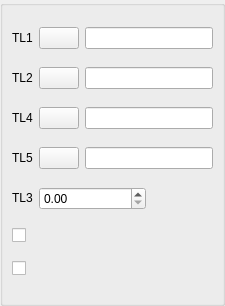
Old version of the form src/HEXABLOCKGUI/MyDlgRef/DlgRef_4Sel1Spin2Check_QTD.ui in the repository SalomePlatform/hexablock.
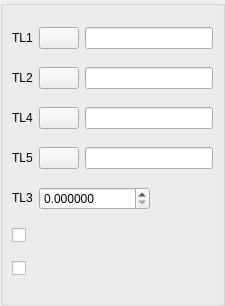
New version of the form. Custom widgets are drawn as their Qt base class.

What changed in the file:
```diff
--- a/src/HEXABLOCKGUI/MyDlgRef/DlgRef_4Sel1Spin2Check_QTD.ui
+++ b/src/HEXABLOCKGUI/MyDlgRef/DlgRef_4Sel1Spin2Check_QTD.ui
@@ -39,6 +39,12 @@
           <verstretch>0</verstretch>
          </sizepolicy>
         </property>
+        <property name="decimals">
+         <number>6</number>
+        </property>
+        <property name="maximum">
+         <double>1000000000.000000000000000</double>
+        </property>
        </widget>
       </item>
       <item row="4" column="0" >
@@ -226,7 +232,7 @@
    </item>
   </layout>
  </widget>
- <layoutdefault spacing="6" margin="11" />
+ <layoutdefault spacing="6" margin="11"/>
  <pixmapfunction>qPixmapFromMimeSource</pixmapfunction>
  <customwidgets>
   <customwidget>
```
Left out of the diff: 185 changed lines with no effect on the pictures.
